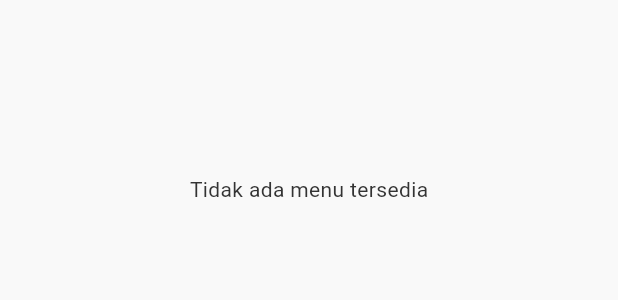
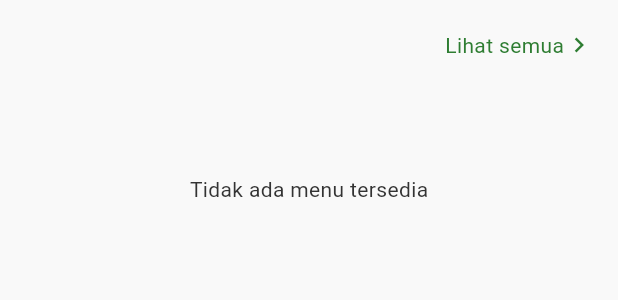
Before and after one commit to Blitzore/katering-app, a Flutter app: the RestaurantMenuSection widget shown alone on an empty page, opened directly with empty values, on a phone screen of 412 x 824 dp. Shown: the top 300 px of the screen. Run offline on Flutter 3.47's test engine with Material 3 defaults, Android fonts, the phone set to English and light mode, and no system bars; our stand-ins replace cloud_firestore, firebase_auth, firebase_core, image_picker; missing offline and left inert: cloudinary_public; accounts and stored records are empty.

Commit message:
feat(customer): Display all menus on restaurant detail view

```diff
--- a/lib/screens/customer/widgets/restaurant_menu_section.dart
+++ b/lib/screens/customer/widgets/restaurant_menu_section.dart
@@ -3,7 +3,8 @@ import 'package:flutter/material.dart';
 import '../../../models/menu_model.dart';
 import '../../../models/restaurant_model.dart';
 import '../../../services/customer_service.dart';
-import 'menu_card.dart'; // Kita gunakan lagi menu_card yang sudah ada
+import '../restaurant_detail_screen.dart'; // Import halaman detail baru
+import 'menu_card.dart';
 
 /// Widget untuk menampilkan satu baris restoran
 /// beserta daftar menu horizontalnya.
@@ -27,6 +28,17 @@ class _RestaurantMenuSectionState extends State<RestaurantMenuSection> {
     _menusFuture = _customerService.getMenusForRestaurant(widget.restaurant.id);
   }
 
+  /// Navigasi ke halaman detail restoran
+  void _navigateToDetail(BuildContext context) {
+    Navigator.push(
+      context,
+      MaterialPageRoute(
+        builder: (context) =>
+            RestaurantDetailScreen(restaurant: widget.restaurant),
+      ),
+    );
+  }
+
   @override
   Widget build(BuildContext context) {
     return Padding(
@@ -34,9 +46,18 @@ class _RestaurantMenuSectionState extends State<RestaurantMenuSection> {
       child: Column(
         crossAxisAlignment: CrossAxisAlignment.start,
         children: [
-          // 1. Judul Restoran
-          Padding(
+          // 1. Judul Restoran (Dibuat bisa diklik)
+          InkWell(
+            onTap: () => _navigateToDetail(context),
+            child: Padding(
               padding: const EdgeInsets.symmetric(horizontal: 16.0),
+              child: Column(
+                crossAxisAlignment: CrossAxisAlignment.start,
+                children: [
+                  Row(
+                    mainAxisAlignment: MainAxisAlignment.spaceBetween,
+                    children: [
+                      Expanded(
                         child: Text(
                           widget.restaurant.namaToko,
                           style: Theme.of(context)
@@ -45,12 +66,27 @@ class _RestaurantMenuSectionState extends State<RestaurantMenuSection> {
                               ?.copyWith(fontWeight: FontWeight.bold),
                         ),
                       ),
+                      Text(
+                        'Lihat semua',
+                        style: TextStyle(
+                          color: Theme.of(context).primaryColor,
+                          fontSize: 14,
+                        ),
+                      ),
+                      Icon(
+                        Icons.chevron_right,
+                        color: Theme.of(context).primaryColor,
+                        size: 20,
+                      ),
+                    ],
+                  ),
                   const SizedBox(height: 4),
-          Padding(
-            padding: const EdgeInsets.symmetric(horizontal: 16.0),
-            child: Text(
+                  Text(
                     widget.restaurant.alamat,
                     style: Theme.of(context).textTheme.bodySmall,
+                  ),
+                ],
+              ),
             ),
           ),
           const SizedBox(height: 12),
```
Also changed, not shown: lib/screens/customer/restaurant_detail_screen.dart (added, +76 -0 lines). Lines whose indentation alone changed are shown as unchanged.
